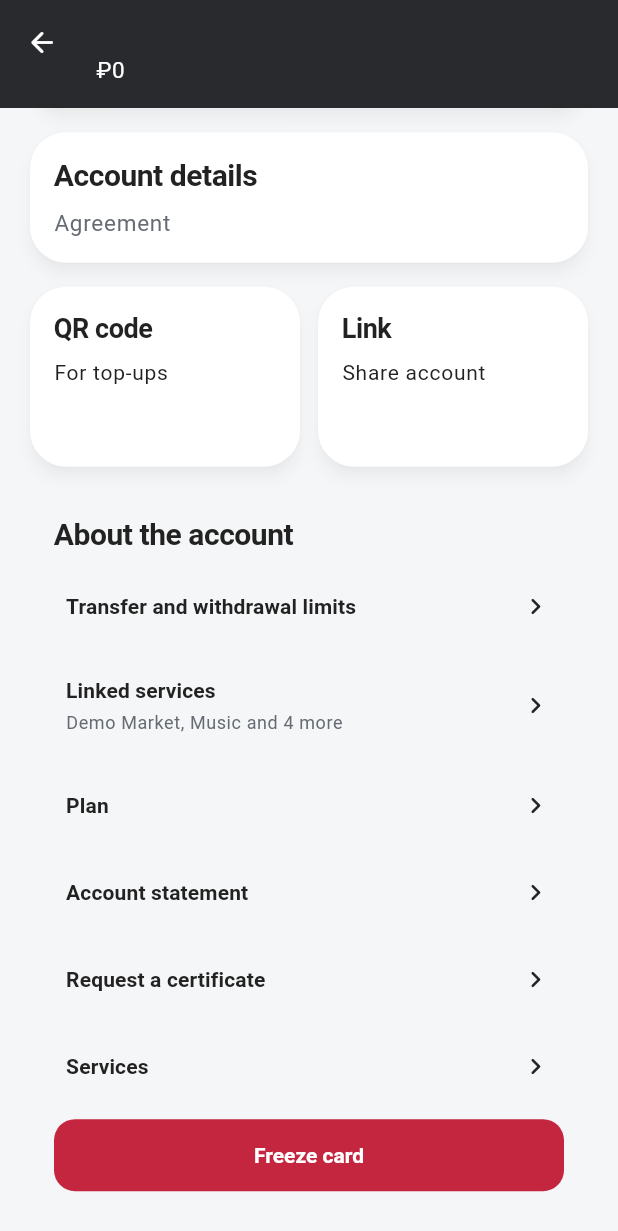
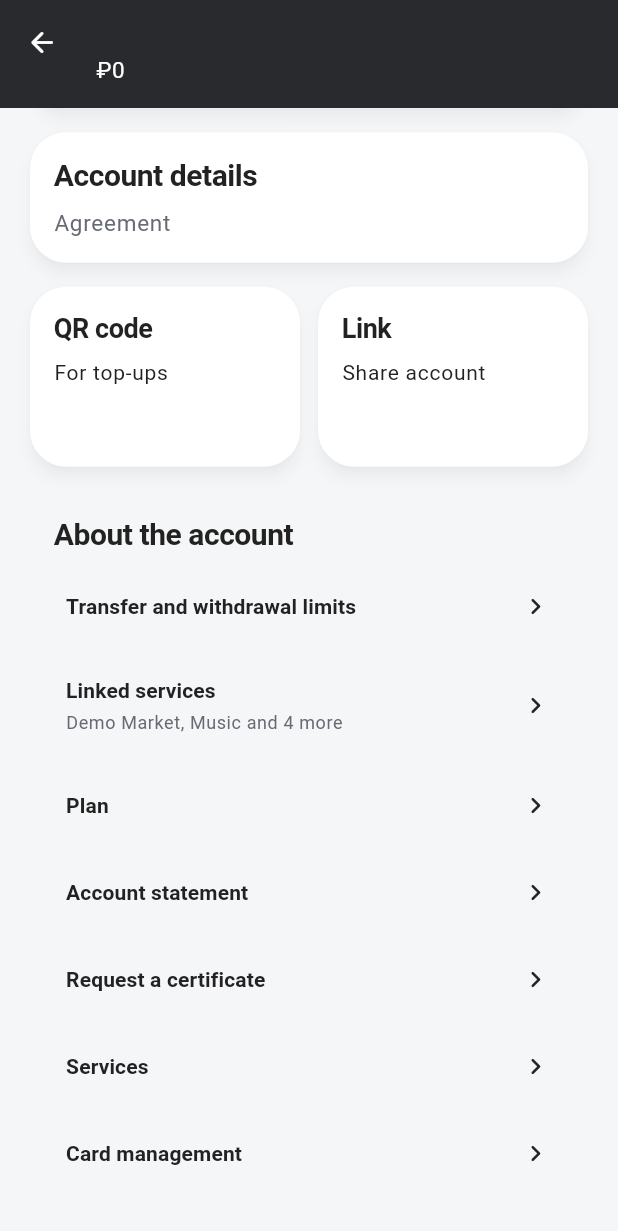
Before and after one commit to Atreides07/DemoBank, a Flutter app: the AccountDashboard widget shown alone on an empty page, opened directly with empty values, scrolled down 1913 dp, on a phone screen of 412 x 824 dp. Shown: the top 1231 px of the screen. Run offline on Flutter 3.47's test engine with Material 3 defaults, Android fonts, the phone set to English and light mode, and no system bars; our stand-ins replace dio, drift, flutter_bloc, go_router, qr_flutter, shelf; missing offline and left inert: dart:js_interop; accounts and stored records are empty; network calls fail.

Commit message:
fix(accounts): move card freezing into card management

```diff
--- a/packages/app_localizations/lib/l10n/app_en.arb
+++ b/packages/app_localizations/lib/l10n/app_en.arb
@@ -239,7 +239,7 @@
   "accountStatement": "Account statement",
   "accountCertificate": "Request a certificate",
   "accountServices": "Services",
-  "accountFreezeCard": "Freeze card",
+  "accountManageCards": "Card management",
   "analyticsTitle": "Spending analytics",
   "analyticsThisMonth": "This month",
   "analyticsLastMonth": "Last month",
--- a/packages/app_localizations/lib/l10n/app_ru.arb
+++ b/packages/app_localizations/lib/l10n/app_ru.arb
@@ -449,7 +449,7 @@
   "accountStatement": "Выписка по счёту",
   "accountCertificate": "Заказать справку",
   "accountServices": "Услуги",
-  "accountFreezeCard": "Заморозить карту",
+  "accountManageCards": "Управление картами",
   "analyticsTitle": "Аналитика трат",
   "analyticsThisMonth": "Этот месяц",
   "analyticsLastMonth": "Прошлый месяц",
--- a/packages/app_localizations/lib/l10n/app_uz.arb
+++ b/packages/app_localizations/lib/l10n/app_uz.arb
@@ -239,7 +239,7 @@
   "accountStatement": "Hisob koʻchirmasi",
   "accountCertificate": "Maʼlumotnoma buyurtma qilish",
   "accountServices": "Xizmatlar",
-  "accountFreezeCard": "Kartani muzlatish",
+  "accountManageCards": "Kartalarni boshqarish",
   "analyticsTitle": "Xarajatlar tahlili",
   "analyticsThisMonth": "Shu oy",
   "analyticsLastMonth": "Oʻtgan oy",
--- a/packages/features/accounts/lib/src/account_view.dart
+++ b/packages/features/accounts/lib/src/account_view.dart
@@ -310,11 +310,7 @@ class AccountDashboard extends StatelessWidget {
                   tile(l10n.accountStatement, AccountAction.statement),
                   tile(l10n.accountCertificate, AccountAction.certificate),
                   tile(l10n.accountServices, AccountAction.services),
-                  DsButton(
-                    label: l10n.accountFreezeCard,
-                    variant: DsButtonVariant.danger,
-                    onPressed: () => open(AccountAction.freezeCard),
-                  ),
+                  tile(l10n.accountManageCards, AccountAction.freezeCard),
                 ],
               ),
             ),
```
Also changed, not shown: packages/app_localizations/lib/src/generated/app_localizations.g.dart, packages/app_localizations/lib/src/generated/app_localizations_en.g.dart, packages/app_localizations/lib/src/generated/app_localizations_ru.g.dart, packages/app_localizations/lib/src/generated/app_localizations_uz.g.dart, 2 other files.
